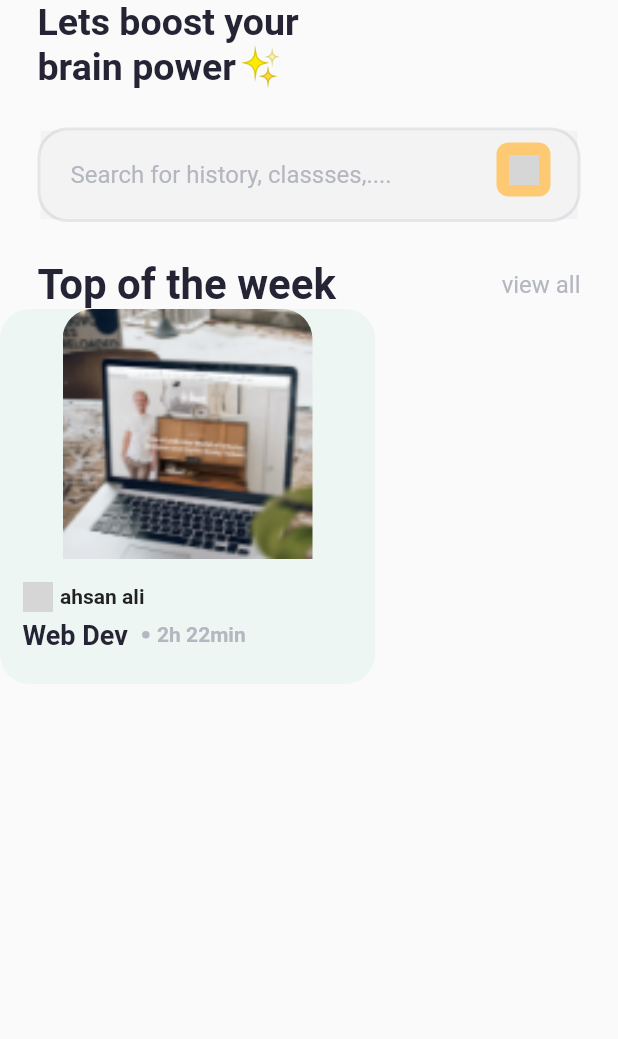
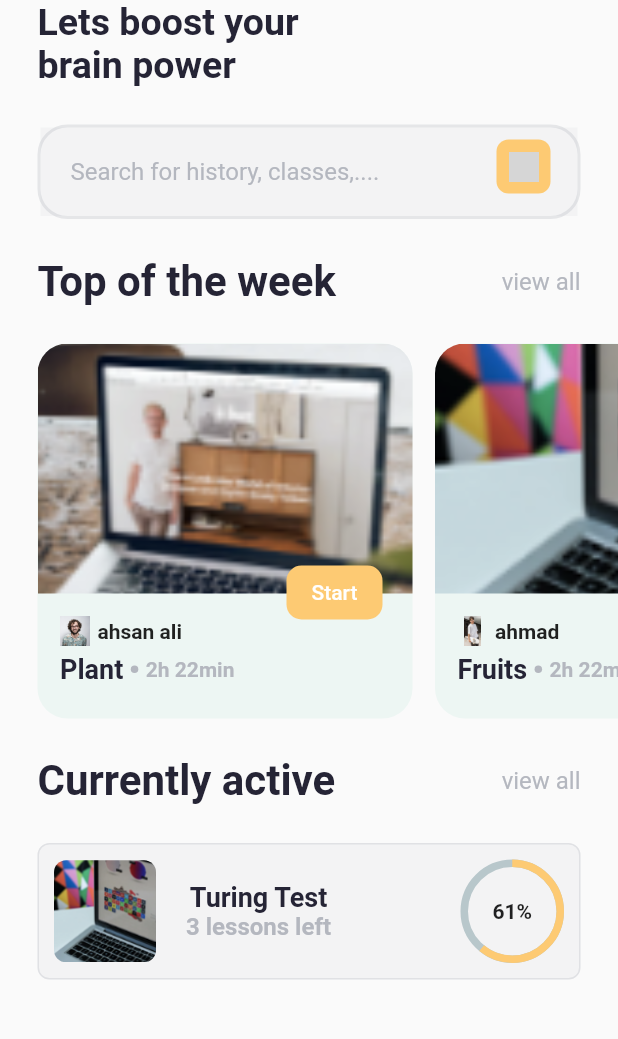
Before and after one commit to Phant0m-a/courseaApp, a Flutter app: the screen it shows after launch, on a phone screen of 412 x 824 dp, the part 84-1123 px from its top. Run offline on Flutter 3.47's test engine with Material 2 defaults, Android fonts, the phone set to English and light mode, and no system bars; drawn by our look-alikes of percent_indicator; grey boxes are pictures that could not be loaded.

Commit message:
completed first page :)

```diff
--- a/lib/modals/course.dart
+++ b/lib/modals/course.dart
@@ -8,9 +8,9 @@ class Course {
 
   static List<Course> generateCourse() {
     return [
-      Course('ahsan ali', 'assets/icons/avatar01.png', 'Plant',
+      Course('ahsan ali', 'assets/images/avatar01.png', 'Plant',
           'assets/images/course01.png'),
-      Course('ahmad', 'assets/icons/avatar02.png', 'Fruits',
+      Course('ahmad', 'assets/images/avatar02.png', 'Fruits',
           'assets/images/course02.png')
     ];
   }
--- /dev/null
+++ b/lib/screens/home/active_course.dart
@@ -0,0 +1,74 @@
+import 'package:course_app/screens/home/widget/category_title.dart';
+import 'package:course_app/constants/colors.dart';
+import 'package:flutter/material.dart';
+import 'package:percent_indicator/percent_indicator.dart';
+
+class ActiveCourse extends StatelessWidget {
+  @override
+  Widget build(BuildContext context) {
+    return Container(
+      child: Column(
+        children: [
+          CategoryTitle('Currently active', 'view all'),
+          Container(
+            padding: EdgeInsets.all(10),
+            margin: EdgeInsets.all(25),
+            decoration: BoxDecoration(
+                color: kFontLight.withOpacity(0.1),
+                border:
+                    Border.all(color: kFontLight.withOpacity(0.3), width: 1),
+                borderRadius: BorderRadius.circular(8)),
+            child: Row(
+              mainAxisAlignment: MainAxisAlignment.spaceBetween,
+              children: [
+                Row(
+                  children: [
+                    ClipRRect(
+                      borderRadius: BorderRadius.circular(8),
+                      child: Image.asset(
+                        'assets/images/course02.png',
+                        width: 68,
+                      ),
+                    ),
+                    SizedBox(
+                      width: 20,
+                    ),
+                    Column(
+                      children: [
+                        Text(
+                          'Turing Test',
+                          style: TextStyle(
+                              fontSize: 18,
+                              fontWeight: FontWeight.bold,
+                              color: kFont),
+                        ),
+                        Text(
+                          '3 lessons left',
+                          style: TextStyle(
+                            fontSize: 16,
+                            fontWeight: FontWeight.bold,
+                            color: kFontLight,
+                          ),
+                        ),
+                      ],
+                    )
+                  ],
+                ),
+
+
+              CircularPercentIndicator(
+              radius: 69.0,
+              lineWidth: 5.0,
+              percent: 0.61,
+              progressColor: kAccent,
+              center: Text('61%',style: TextStyle(fontWeight: FontWeight.bold),),
+              )
+              ],
+            ),
+
+          ),
+        ],
+      ),
+    );
+  }
+}
--- a/lib/screens/home/course_item.dart
+++ b/lib/screens/home/course_item.dart
@@ -20,6 +20,8 @@ class CourseItem extends StatelessWidget {
               children: [
                 Expanded(
                   flex: 2,
+                  child: Container(
+                    width: double.infinity,
                     child: ClipRRect(
                       borderRadius: BorderRadius.only(
                         topLeft: Radius.circular(20),
@@ -29,8 +31,11 @@ class CourseItem extends StatelessWidget {
                         course.imageUrl,
                         fit: BoxFit.cover,
                       ),
-                    )),
+                    ),
+                  ),
+                ),
                 Expanded(
+                  flex: 1,
                   child: Padding(
                     padding: const EdgeInsets.all(15),
                     child: Column(
@@ -38,9 +43,16 @@ class CourseItem extends StatelessWidget {
                       children: [
                         Row(
                           children: [
-                          Image.asset(
+                            Container(
+                              decoration: BoxDecoration(
+                                borderRadius: BorderRadius.circular(100)
+                              ),
+                              width: 20,
+                              height: 20,
+                              child: Image.asset(
                                 course.authorImg,
                                 width: 20,
+                              ),
                             ),
                             SizedBox(
                               width: 5,
@@ -83,10 +95,24 @@ class CourseItem extends StatelessWidget {
                         )
                       ],
                     ),
-                ))
+                  ),
+                ),
               ],
             ),
-          )
+          ),
+          Positioned(
+            bottom: 60,
+            right: 20,
+            child: ElevatedButton(
+              style: ElevatedButton.styleFrom(
+                  primary: kAccent,
+                  elevation: 0,
+                  shape: RoundedRectangleBorder(
+                      borderRadius: BorderRadius.circular(10))),
+              onPressed: (() {}),
+              child: Text('Start'),
+            ),
+          ),
         ],
       ),
     );
--- /dev/null
+++ b/lib/screens/home/feature_course.dart
@@ -0,0 +1,30 @@
+import 'package:course_app/modals/course.dart';
+import 'package:course_app/screens/home/course_item.dart';
+import 'package:course_app/screens/home/widget/category_title.dart';
+import 'package:flutter/material.dart';
+
+class FeatureCourse extends StatelessWidget {
+  final coursesList = Course.generateCourse();
+  @override
+  Widget build(BuildContext context) {
+    return Container(
+      child: Column(
+        children: [
+          CategoryTitle('Top of the week', 'view all'),
+          Container(
+            height: 300,
+            child: ListView.separated(
+              padding: EdgeInsets.all(25),
+              itemCount: coursesList.length,
+              scrollDirection: Axis.horizontal,
+              itemBuilder: (context, index) => CourseItem(coursesList[index]),
+              separatorBuilder: (context, index) => SizedBox(
+                width: 15,
+              ),
+            ),
+          )
+        ],
+      ),
+    );
+  }
+}
--- a/lib/screens/home/home.dart
+++ b/lib/screens/home/home.dart
@@ -1,6 +1,8 @@
 import 'package:course_app/constants/colors.dart';
 import 'package:course_app/modals/course.dart';
+import 'package:course_app/screens/home/active_course.dart';
 import 'package:course_app/screens/home/course_item.dart';
+import 'package:course_app/screens/home/feature_course.dart';
 import 'package:course_app/screens/home/widget/category_title.dart';
 import 'package:course_app/screens/home/widget/search_input.dart';
 import 'package:flutter/material.dart';
@@ -24,13 +26,7 @@ class _HomePageState extends State<HomePage> {
           child: Column(
             crossAxisAlignment: CrossAxisAlignment.start,
             mainAxisSize: MainAxisSize.min,
-            children: [
-              EmojiText(),
-              SearchInput(),
-              CategoryTitle('Top of the week', 'view all'),
-              CourseItem( Course('ahsan ali', 'assets/icons/avatar01.png', 'Web Dev ',
-          'assets/images/course01.png'),),
-            ],
+            children: [EmojiText(), SearchInput(), FeatureCourse(),ActiveCourse()],
           ),
         ));
   }
--- a/lib/screens/home/widget/emoji_text.dart
+++ b/lib/screens/home/widget/emoji_text.dart
@@ -7,12 +7,12 @@ class EmojiText extends StatelessWidget {
     return Container(
       padding: EdgeInsets.only(left: 25),
       child: RichText(
-          text: TextSpan(children: [
+          text:const TextSpan(children: [
         TextSpan(
             text: 'Let\s boost your\nbrain power',
             style: TextStyle(
                 fontSize: 25, color: kFont, fontWeight: FontWeight.bold)),
-        TextSpan(text: '✨', style: TextStyle(fontSize: 26))
+        // TextSpan(text:'0', style: TextStyle(fontSize: 26,color: Colors.yellow))
       ])),
     );
   }
--- a/lib/screens/home/widget/search_input.dart
+++ b/lib/screens/home/widget/search_input.dart
@@ -18,7 +18,7 @@ class SearchInput extends StatelessWidget {
                 filled: true,
                 contentPadding: EdgeInsets.all(20),
                 border: InputBorder.none,
-                hintText: 'Search for history, classses,....',
+                hintText: 'Search for history, classes,....',
                 hintStyle: TextStyle(color: kFontLight)),
           ),
         ),
@@ -30,7 +30,7 @@ class SearchInput extends StatelessWidget {
               decoration: BoxDecoration(
                   color: kAccent, borderRadius: BorderRadius.circular(8)),
               child: Image.asset(
-                'assests/icons/search.png',
+                'assets/icons/search.png',
                 width: 20,
               ),
             ))
```
Lines whose indentation alone changed are shown as unchanged.
